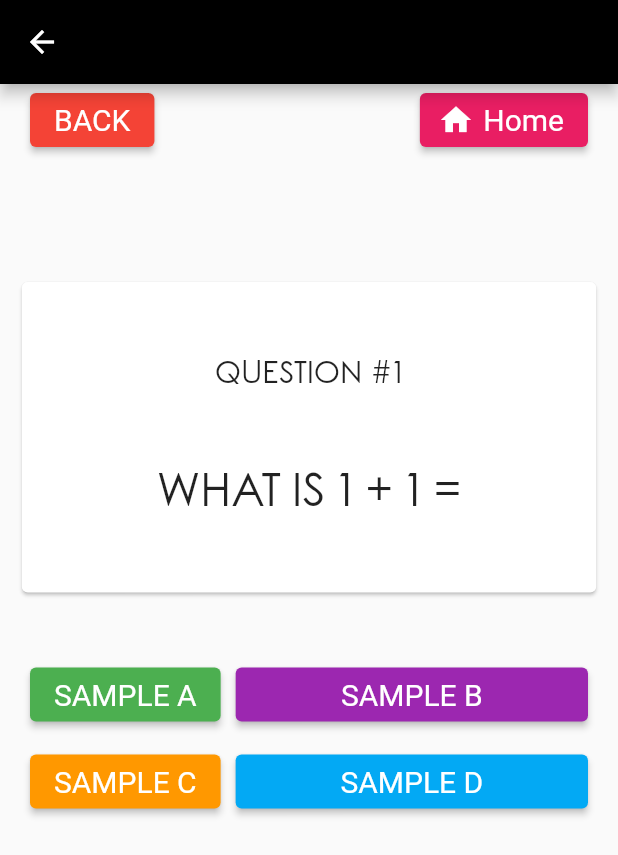
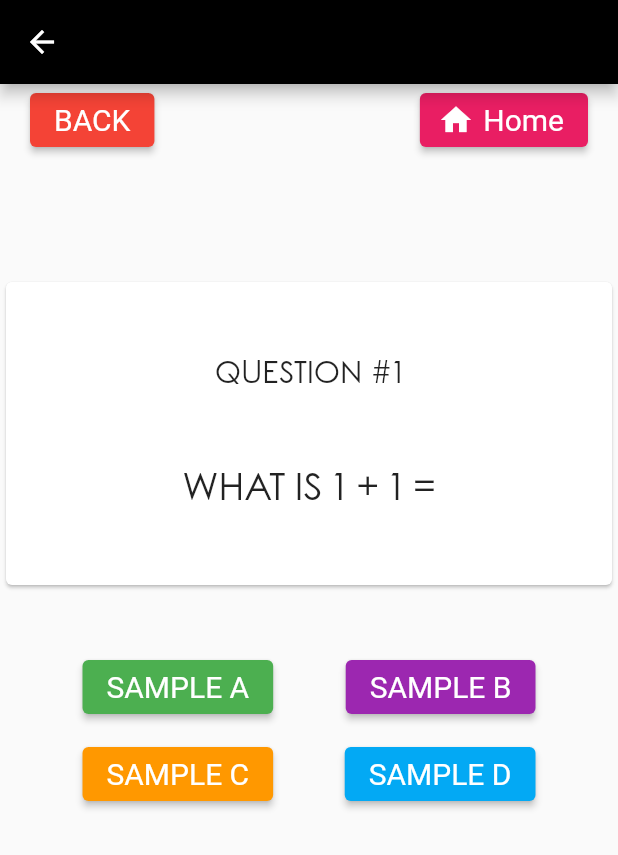
Before and after one commit to Nostee/Busy-Kiddos, a Flutter app: the Quiz screen opened by its route, on a phone screen of 412 x 824 dp. Shown: the top 855 px of the screen. Run offline on Flutter 3.47's test engine with Material 2 defaults, Android fonts, the phone set to English and light mode, and no system bars; our stand-ins replace cloud_firestore, firebase_auth, flutter_spinkit; accounts and stored records are empty.

Commit message:
fixed bugs for questionnaires

```diff
--- a/busy_kiddos/lib/screens/questionnaire.dart
+++ b/busy_kiddos/lib/screens/questionnaire.dart
@@ -70,7 +70,8 @@
               Card(
                 child: Column(
                   children: [
-                    Padding(
+                    Center(
+                      child: Padding(
                         padding: EdgeInsets.fromLTRB(0, 50, 0, 30),
                         child: Text("QUESTION #1",
                         style: TextStyle(
@@ -79,13 +80,16 @@
                           )
                         )
                       ),
-                    Padding(
+                    ),
+                    Center(
+                      child: Padding(
                         padding: EdgeInsets.fromLTRB(90, 20, 90, 50),
                         child: Text("WHAT IS 1 + 1 =",
                         style: TextStyle(
-                        fontSize: 30
+                          fontSize: 25
                           )
                         )
+                      ),
                     ),
                   ],
                 ),
@@ -93,9 +97,10 @@
               ),
 
               Row(
+                mainAxisAlignment: MainAxisAlignment.spaceBetween,
                 children: [
                   Padding(
-                    padding: const EdgeInsets.fromLTRB(20, 40, 0, 0),
+                    padding: const EdgeInsets.fromLTRB(55, 40, 0, 0),
                     child: ElevatedButton(
                       onPressed:  (){answerA();},
                       child: Text("SAMPLE A"),
@@ -108,9 +113,8 @@
                     ),
 
                   ),
-                  Expanded(
-                      child: Padding(
-                      padding: const EdgeInsets.fromLTRB(10, 40, 20, 0),
+                  Padding(
+                  padding: const EdgeInsets.fromLTRB(0, 40, 55, 0),
                   child: ElevatedButton(
                     onPressed:  (){answerB();},
                     child: Text("SAMPLE B"),
@@ -121,15 +125,15 @@
                       )
                     )
                   ),
-                    ),
                     )
                 ],
               ),
 
               Row(
+                mainAxisAlignment: MainAxisAlignment.spaceBetween,
                 children: [
                   Padding(
-                    padding: const EdgeInsets.fromLTRB(20, 10, 0, 0),
+                    padding: const EdgeInsets.fromLTRB(55, 10, 0, 0),
                     child: ElevatedButton(
                       onPressed:  (){answerC();},
                       child: Text("SAMPLE C"),
@@ -142,9 +146,8 @@
                     ),
 
                   ),
-                  Expanded(
-                      child: Padding(
-                      padding: const EdgeInsets.fromLTRB(10, 10, 20, 0),
+                  Padding(
+                  padding: const EdgeInsets.fromLTRB(0, 10, 55, 0),
                   child: ElevatedButton(
                     onPressed:  (){answerD();},
                     child: Text("SAMPLE D"),
@@ -154,7 +157,6 @@
                         fontSize: 20
                       )
                     )
-                      ),
                   ),
                     ),
                   //ElevatedButton(onPressed: onPressed, child: child),
```
Lines whose indentation alone changed are shown as unchanged.
